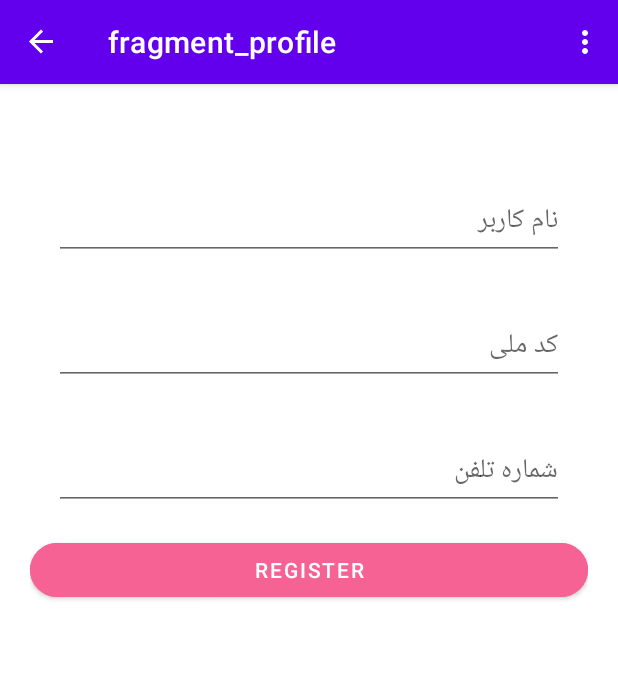
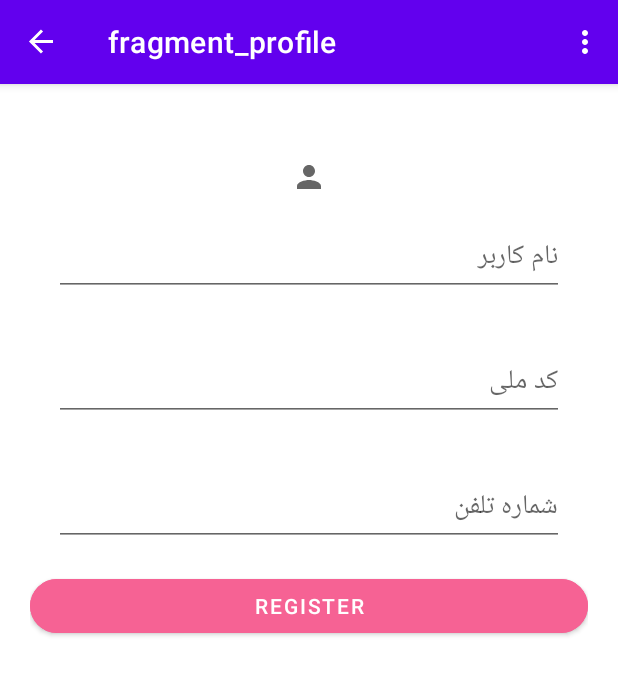
Before and after one commit to tsmoosavi/HistoricalPlaces, an Android app: the ProfileFragment screen opened through its navigation route, on a phone screen of 412 x 824 dp. Shown: the top 675 px of the screen. Run offline under Robolectric (Android 15) with nearby library versions, the phone set to English and light mode, and no system bars; our stand-ins replace navigation-ui; pictures from the network do not load; 2 statements that could not run were skipped.

```diff
--- a/app/src/main/java/com/example/historicalplaces/Home_Fragment.kt
+++ b/app/src/main/java/com/example/historicalplaces/Home_Fragment.kt
@@ -39,6 +39,9 @@ class Home_Fragment : Fragment() {
         context?.let {
             Glide.with(it)
                 .load("https://encrypted-tbn0.gstatic.com/images?q=tbn:ANd9GcQohoAxiP5fZ4qURf4wcTcjkHIgzb_U4DxMWw&usqp=CAU")
+//                .transform(cropCircleTransformation(context))
+                .error(R.drawable.ic_launcher_background)
+                .circleCrop()
                 .into(binding.image4)
         }
         binding.ll4.setOnClickListener{
@@ -50,7 +53,10 @@ class Home_Fragment : Fragment() {
         context?.let {
             Glide.with(it)
                 .load("https://encrypted-tbn0.gstatic.com/images?q=tbn:ANd9GcRfoAez9VXW5YqYe6vlAILHRKHw4ajkU5qjdQ&usqp=CAU")
+                .error(R.drawable.ic_launcher_background)
+                .circleCrop()
                 .into(binding.image3)
+
         }
         binding.ll3.setOnClickListener{
             findNavController().navigate(R.id.action_home_Fragment_to_detailFragment)
@@ -61,7 +67,10 @@ class Home_Fragment : Fragment() {
         context?.let {
             Glide.with(it)
                 .load("https://encrypted-tbn0.gstatic.com/images?q=tbn:ANd9GcSPWpEtc4bJm2AmjD9ZY9zEtRz5YXJxB-voZQ&usqp=CAU")
+                .error(R.drawable.ic_launcher_background)
+                .circleCrop()
                 .into(binding.image2)
+
         }
         binding.ll2.setOnClickListener{
             findNavController().navigate(R.id.action_home_Fragment_to_detailFragment)
@@ -72,6 +81,8 @@ class Home_Fragment : Fragment() {
         context?.let {
             Glide.with(it)
                 .load("https://encrypted-tbn0.gstatic.com/images?q=tbn:ANd9GcTcdSGphxGM4JUulkhcCsU4KuYxwIJsJ5oOng&usqp=CAU")
+                .error(R.drawable.ic_launcher_background)
+                .circleCrop()
                 .into(binding.image1)
         }
         binding.ll1.setOnClickListener{
--- a/app/src/main/java/com/example/historicalplaces/ProfileFragment.kt
+++ b/app/src/main/java/com/example/historicalplaces/ProfileFragment.kt
@@ -33,8 +33,10 @@ lateinit var binding: FragmentProfileBinding
         context?.let {
             Glide.with(it)
                 .load("https://encrypted-tbn0.gstatic.com/images?q=tbn:ANd9GcQYXUA8i_XkolHaG72wChky5ycJP1xBBQ4gPA&usqp=CAU")
+                .circleCrop()
+                .error(R.drawable.ic_baseline_person_24)
                 .into(binding.profileImage)
-//                .error(R.drawable.ic_baseline_exit_to_app_24)
+//
         }
     }
     private fun showSavedInfo() {
--- /dev/null
+++ b/app/src/main/res/drawable/ic_baseline_person_24.xml
@@ -0,0 +1,10 @@
+<vector xmlns:android="http://schemas.android.com/apk/res/android"
+    android:width="24dp"
+    android:height="24dp"
+    android:viewportWidth="24"
+    android:viewportHeight="24"
+    android:tint="?attr/colorControlNormal">
+  <path
+      android:fillColor="@android:color/white"
+      android:pathData="M12,12c2.21,0 4,-1.79 4,-4s-1.79,-4 -4,-4 -4,1.79 -4,4 1.79,4 4,4zM12,14c-2.67,0 -8,1.34 -8,4v2h16v-2c0,-2.66 -5.33,-4 -8,-4z"/>
+</vector>
--- a/app/src/main/res/navigation/mobile_navigation.xml
+++ b/app/src/main/res/navigation/mobile_navigation.xml
@@ -22,7 +22,14 @@
         android:id="@+id/settingFragment"
         android:name="com.example.historicalplaces.SettingFragment"
         android:label="fragment_setting"
-        tools:layout="@layout/fragment_setting" />
+        tools:layout="@layout/fragment_setting" >
+        <action
+            android:id="@+id/action_settingFragment_to_profileFragment"
+            app:destination="@id/profileFragment" />
+        <action
+            android:id="@+id/action_settingFragment_to_profileFragment2"
+            app:destination="@id/profileFragment" />
+    </fragment>
     <fragment
         android:id="@+id/detailFragment"
         android:name="com.example.historicalplaces.DetailFragment"
```
